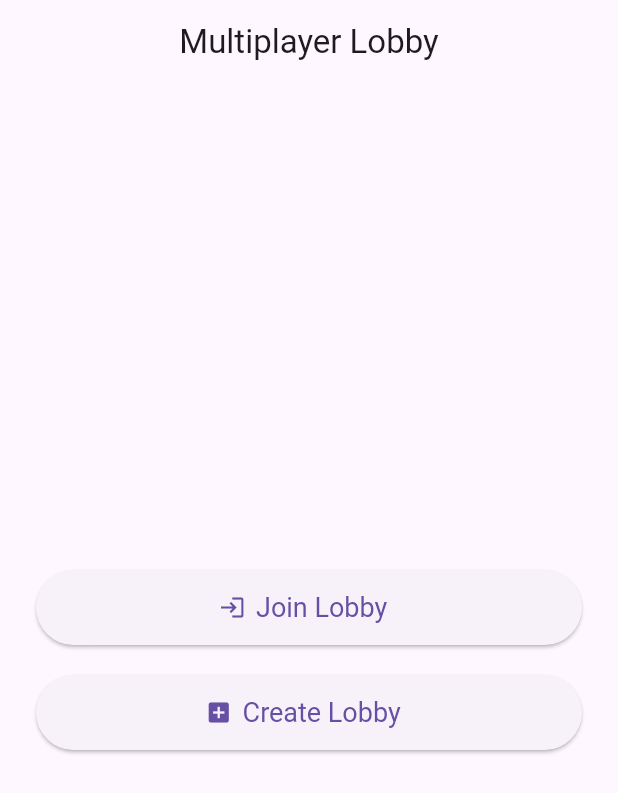
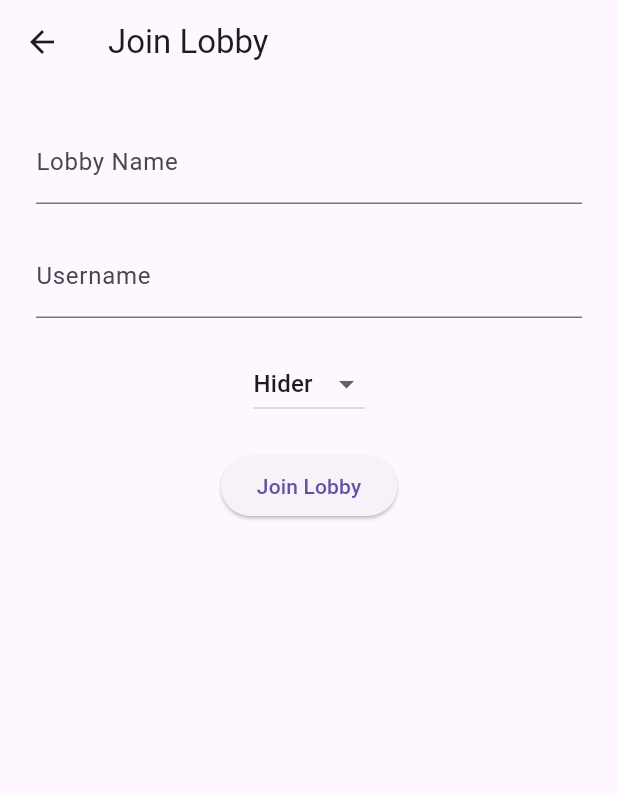
Before and after one commit to rodrigocastro27/SemesterprojectSS25, a Flutter app: the screen it shows after launch, after a tap on "Join Lobby", on a phone screen of 412 x 824 dp. Shown: the top 793 px of the screen. Run offline on Flutter 3.47's test engine with Material 3 defaults, Android fonts, the phone set to English and light mode, and no system bars; our stand-ins replace cloud_firestore, firebase_core, shared_preferences; accounts and stored records are empty.

Commit message:
Lobby refactor
create, join lobby functionalities added and code refactor and project organization, player class created

```diff
--- /dev/null
+++ b/semester_project/devtools_options.yaml
@@ -0,0 +1,3 @@
+description: This file stores settings for Dart & Flutter DevTools.
+documentation: https://docs.flutter.dev/tools/devtools/extensions#configure-extension-enablement-states
+extensions:
--- a/semester_project/lib/main.dart
+++ b/semester_project/lib/main.dart
@@ -1,10 +1,11 @@
+import 'package:firebase_core/firebase_core.dart';
 import 'package:flutter/material.dart';
 import 'package:semester_project/pages/home_page.dart';
 
 void main() async{
 
   WidgetsFlutterBinding.ensureInitialized();
-
+  await Firebase.initializeApp();
   runApp(const MyApp());
 }
 
--- /dev/null
+++ b/semester_project/lib/models/player.dart
@@ -0,0 +1,20 @@
+class Player {
+  final String name;
+  final String role;
+
+  Player({required this.name, required this.role});
+
+  factory Player.fromJson(Map<String, dynamic> json) {
+    return Player(
+      name: json['name'],
+      role: json['role'],
+    );
+  }
+
+  Map<String, dynamic> toJson() {
+    return {
+      'name': name,
+      'role': role,
+    };
+  }
+}
--- a/semester_project/lib/pages/home_page.dart
+++ b/semester_project/lib/pages/home_page.dart
@@ -1,4 +1,6 @@
 import 'package:flutter/material.dart';
+import 'create_lobby.dart';
+import 'join_lobby.dart';
 
 class HomePage extends StatefulWidget{
   const HomePage({super.key});
@@ -23,7 +25,9 @@ class LandingPage extends State<HomePage>  {
             mainAxisAlignment: MainAxisAlignment.center,
             children: [
               ElevatedButton.icon(
-                onPressed: () => {},
+                onPressed: () => {
+                  Navigator.push(context, MaterialPageRoute(builder: (_)=>const JoinLobbyPage()))
+                },
                 icon: const Icon(Icons.login),
                 label: const Text('Join Lobby'),
                 style: ElevatedButton.styleFrom(
@@ -33,7 +37,10 @@ class LandingPage extends State<HomePage>  {
               ),
               const SizedBox(height: 20),
               ElevatedButton.icon(
-                onPressed: () => {},
+                onPressed: () => {
+
+                   Navigator.push(context, MaterialPageRoute(builder: (_) => const CreateLobbyPage()))
+                },
                 icon: const Icon(Icons.add_box),
                 label: const Text('Create Lobby'),
                 style: ElevatedButton.styleFrom(
--- /dev/null
+++ b/semester_project/lib/pages/join_lobby.dart
@@ -0,0 +1,77 @@
+import 'package:flutter/material.dart';
+import 'package:semester_project/models/player.dart';
+import 'package:semester_project/pages/lobby_page.dart';
+import 'package:semester_project/services/firestore_services.dart';
+
+class JoinLobbyPage extends StatefulWidget {
+  const JoinLobbyPage({super.key});
+
+  @override
+  State<JoinLobbyPage> createState() => _JoinLobbyPageState();
+}
+
+class _JoinLobbyPageState extends State<JoinLobbyPage> {
+  final TextEditingController _lobbyNameController = TextEditingController();
+  final TextEditingController _usernameController = TextEditingController();
+  String _selectedRole = 'Hider';
+
+  void _joinLobby() async {
+    final lobbyName = _lobbyNameController.text.trim();
+    final username = _usernameController.text.trim();
+    if (lobbyName.isEmpty || username.isEmpty) return;
+
+    final player = Player(name: username, role: _selectedRole);
+
+    final firestoreService = FirestoreService();
+    final lobbyDoc = await firestoreService.joinLobby(lobbyName, player);
+
+    if (lobbyDoc != null) {
+      Navigator.push(
+        context,
+        MaterialPageRoute(builder: (_) => LobbyPage(lobbyRef: lobbyDoc)),
+      );
+    } else {
+      ScaffoldMessenger.of(context).showSnackBar(const SnackBar(content: Text('Lobby not found')));
+    }
+  }
+
+  @override
+  Widget build(BuildContext context) {
+    return Scaffold(
+      appBar: AppBar(title: const Text("Join Lobby")),
+      body: Padding(
+        padding: const EdgeInsets.all(24),
+        child: Column(
+          children: [
+            TextField(
+              controller: _lobbyNameController,
+              decoration: const InputDecoration(labelText: "Lobby Name"),
+            ),
+            const SizedBox(height: 20),
+            TextField(
+              controller: _usernameController,
+              decoration: const InputDecoration(labelText: "Username"),
+            ),
+            const SizedBox(height: 20),
+            DropdownButton<String>(
+              value: _selectedRole,
+              onChanged: (value) {
+                setState(() {
+                  _selectedRole = value!;
+                });
+              },
+              items: ['Hider', 'Seeker']
+                  .map((role) => DropdownMenuItem(value: role, child: Text(role)))
+                  .toList(),
+            ),
+            const SizedBox(height: 20),
+            ElevatedButton(
+              onPressed: _joinLobby,
+              child: const Text("Join Lobby"),
+            ),
+          ],
+        ),
+      ),
+    );
+  }
+}
--- a/semester_project/pubspec.yaml
+++ b/semester_project/pubspec.yaml
@@ -34,6 +34,9 @@ dependencies:
   # The following adds the Cupertino Icons font to your application.
   # Use with the CupertinoIcons class for iOS style icons.
   cupertino_icons: ^1.0.8
+  firebase_core: ^2.0.0
+  cloud_firestore: ^4.5.0
+  shared_preferences: ^2.0.15
 
 dev_dependencies:
   flutter_test:
```
Also changed, not shown: semester_project/lib/pages/create_lobby.dart (added, +75 -0 lines), semester_project/lib/pages/lobby_page.dart (added, +35 -0 lines), semester_project/lib/services/firestore_services.dart (added, +47 -0 lines), semester_project/lib/widgets/player_list_tile.dart (added, +17 -0 lines), semester_project/firebase.json (added), semester_project/lib/firebase_options.dart (added), semester_project/pubspec.lock, 6 other files.
